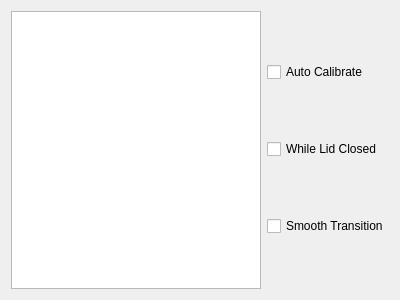
Old version of the form gui/BacklightTab.ui in the repository nullobsi/clight-gui.
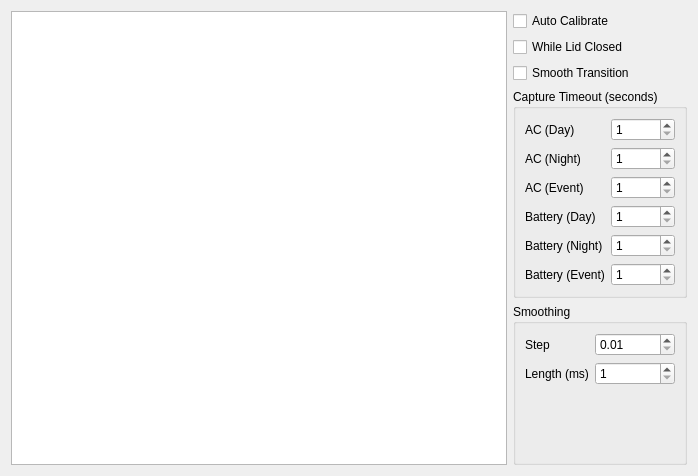
New version of the form.

```diff
--- a/gui/BacklightTab.ui
+++ b/gui/BacklightTab.ui
@@ -6,8 +6,8 @@
    <rect>
     <x>0</x>
     <y>0</y>
-    <width>400</width>
-    <height>300</height>
+    <width>698</width>
+    <height>476</height>
    </rect>
   </property>
   <property name="windowTitle">
@@ -50,6 +50,163 @@
        </property>
       </widget>
      </item>
+     <item>
+      <widget class="QGroupBox" name="groupBox">
+       <property name="title">
+        <string>Capture Timeout (seconds)</string>
+       </property>
+       <layout class="QFormLayout" name="formLayout_2">
+        <item row="0" column="0">
+         <widget class="QLabel" name="label">
+          <property name="text">
+           <string>AC (Day)</string>
+          </property>
+         </widget>
+        </item>
+        <item row="0" column="1">
+         <widget class="QSpinBox" name="acDay">
+          <property name="minimum">
+           <number>1</number>
+          </property>
+          <property name="maximum">
+           <number>10000</number>
+          </property>
+         </widget>
+        </item>
+        <item row="1" column="0">
+         <widget class="QLabel" name="label_2">
+          <property name="text">
+           <string>AC (Night)</string>
+          </property>
+         </widget>
+        </item>
+        <item row="1" column="1">
+         <widget class="QSpinBox" name="acNight">
+          <property name="minimum">
+           <number>1</number>
+          </property>
+          <property name="maximum">
+           <number>10000</number>
+          </property>
+         </widget>
+        </item>
+        <item row="2" column="0">
+         <widget class="QLabel" name="label_3">
+          <property name="text">
+           <string>AC (Event)</string>
+          </property>
+         </widget>
+        </item>
+        <item row="2" column="1">
+         <widget class="QSpinBox" name="acEvent">
+          <property name="minimum">
+           <number>1</number>
+          </property>
+          <property name="maximum">
+           <number>10000</number>
+          </property>
+         </widget>
+        </item>
+        <item row="3" column="0">
+         <widget class="QLabel" name="label_4">
+          <property name="text">
+           <string>Battery (Day)</string>
+          </property>
+         </widget>
+        </item>
+        <item row="3" column="1">
+         <widget class="QSpinBox" name="batteryDay">
+          <property name="minimum">
+           <number>1</number>
+          </property>
+          <property name="maximum">
+           <number>10000</number>
+          </property>
+         </widget>
+        </item>
+        <item row="4" column="0">
+         <widget class="QLabel" name="label_5">
+          <property name="text">
+           <string>Battery (Night)</string>
+          </property>
+         </widget>
+        </item>
+        <item row="4" column="1">
+         <widget class="QSpinBox" name="batteryNight">
+          <property name="minimum">
+           <number>1</number>
+          </property>
+          <property name="maximum">
+           <number>10000</number>
+          </property>
+         </widget>
+        </item>
+        <item row="5" column="0">
+         <widget class="QLabel" name="label_6">
+          <property name="text">
+           <string>Battery (Event)</string>
+          </property>
+         </widget>
+        </item>
+        <item row="5" column="1">
+         <widget class="QSpinBox" name="batteryEvent">
+          <property name="minimum">
+           <number>1</number>
+          </property>
+          <property name="maximum">
+           <number>10000</number>
+          </property>
+         </widget>
+        </item>
+       </layout>
+      </widget>
+     </item>
+     <item>
+      <widget class="QGroupBox" name="groupBox_2">
+       <property name="title">
+        <string>Smoothing</string>
+       </property>
+       <layout class="QFormLayout" name="formLayout_3">
+        <item row="0" column="0">
+         <widget class="QLabel" name="label_7">
+          <property name="text">
+           <string>Step</string>
+          </property>
+         </widget>
+        </item>
+        <item row="0" column="1">
+         <widget class="QDoubleSpinBox" name="smoothStep">
+          <property name="minimum">
+           <double>0.010000000000000</double>
+          </property>
+          <property name="maximum">
+           <double>0.500000000000000</double>
+          </property>
+          <property name="singleStep">
+           <double>0.010000000000000</double>
+          </property>
+         </widget>
+        </item>
+        <item row="1" column="0">
+         <widget class="QLabel" name="label_8">
+          <property name="text">
+           <string>Length (ms)</string>
+          </property>
+         </widget>
+        </item>
+        <item row="1" column="1">
+         <widget class="QSpinBox" name="smoothLength">
+          <property name="minimum">
+           <number>1</number>
+          </property>
+          <property name="maximum">
+           <number>500</number>
+          </property>
+         </widget>
+        </item>
+       </layout>
+      </widget>
+     </item>
     </layout>
    </item>
   </layout>
```
Left out of the diff: 20 changed lines with no effect on the pictures.
